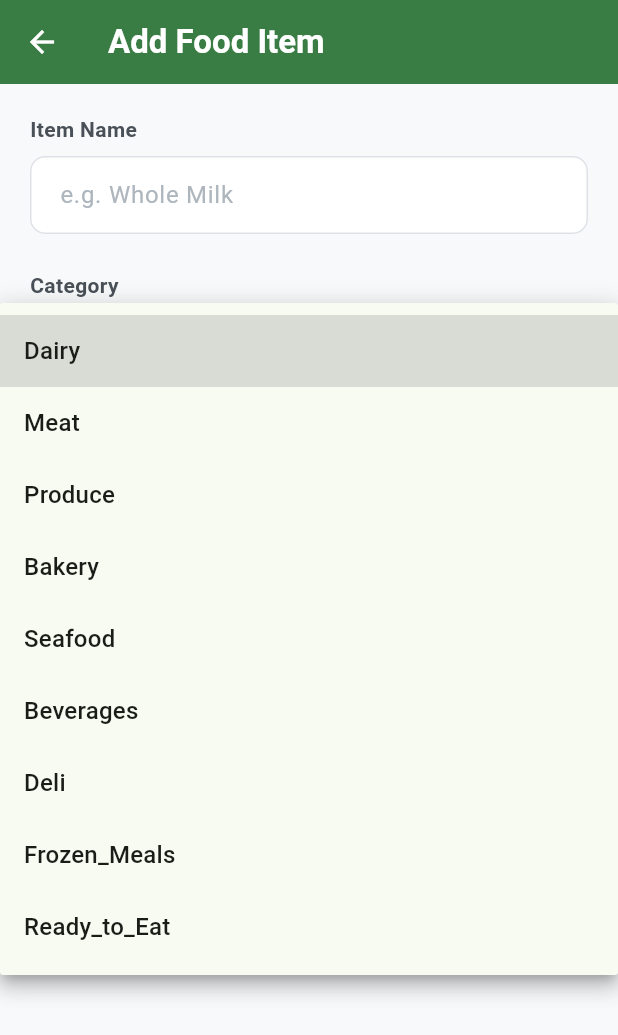
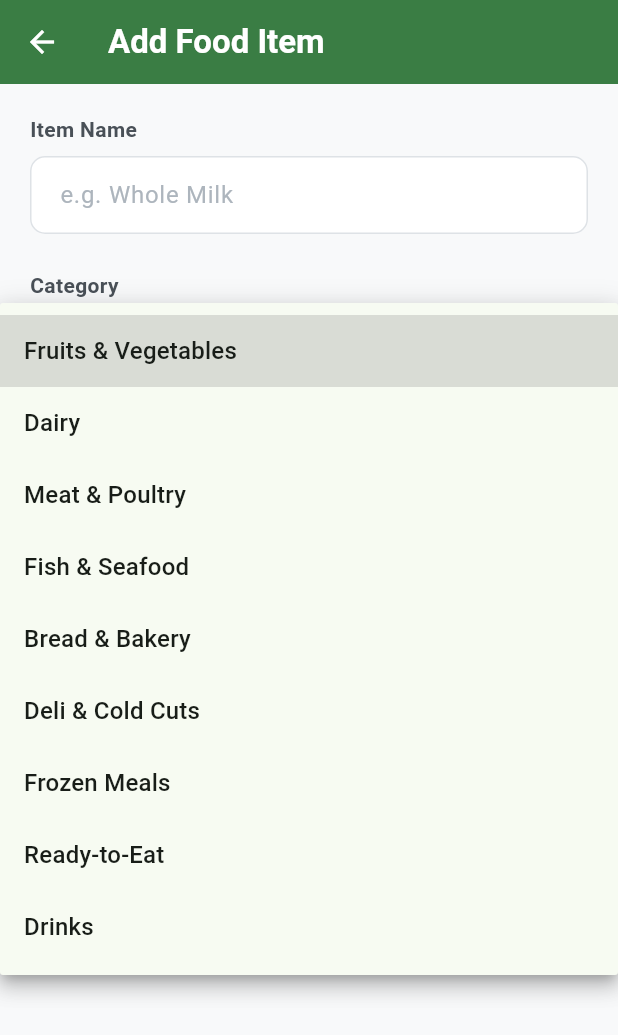
Before and after one commit to stanleywijayaa/shelf_sense, a Flutter app: the AddItemScreen screen opened directly, after a tap on "Select a category", on a phone screen of 412 x 824 dp. Shown: the top 1035 px of the screen. Run offline on Flutter 3.47's test engine with Material 3 defaults, Android fonts, the phone set to English and light mode, and no system bars; our stand-ins replace cloud_firestore, firebase_core, flutter_local_notifications, timezone; accounts and stored records are empty.

Commit message:
refactor the category labels in the ui so its easier to understand, no underscores, apply the labels on item cards, item detail, and dashboard rows

```diff
--- /dev/null
+++ b/lib/core/constants/food_categories.dart
@@ -0,0 +1,44 @@
+/// Food categories used across the app.
+///
+/// IMPORTANT — two-layer design:
+///   * `values`  are the RAW strings the ML model was trained on and that
+///     get written to Firestore (e.g. "Frozen_Meals"). These must NEVER
+///     change, or predictions and recipe matching break.
+///   * `label()` returns the friendly text shown to the user
+///     (e.g. "Frozen Meals"). Display only.
+///
+/// This keeps the underscores and supermarket jargon out of the UI while
+/// preserving exact train/serve consistency underneath.
+class FoodCategories {
+  /// The nine categories the model knows, in the order shown to users.
+  static const List<String> values = [
+    'Produce',
+    'Dairy',
+    'Meat',
+    'Seafood',
+    'Bakery',
+    'Deli',
+    'Frozen_Meals',
+    'Ready_to_Eat',
+    'Beverages',
+  ];
+
+  static const Map<String, String> _labels = {
+    'Produce': 'Fruits & Vegetables',
+    'Dairy': 'Dairy',
+    'Meat': 'Meat & Poultry',
+    'Seafood': 'Fish & Seafood',
+    'Bakery': 'Bread & Bakery',
+    'Deli': 'Deli & Cold Cuts',
+    'Frozen_Meals': 'Frozen Meals',
+    'Ready_to_Eat': 'Ready-to-Eat',
+    'Beverages': 'Drinks',
+  };
+
+  /// Friendly display text for a stored category value.
+  /// Falls back to replacing underscores if an unknown value appears
+  /// (e.g. legacy data), so the UI never shows a raw "Some_Value".
+  static String label(String value) {
+    return _labels[value] ?? value.replaceAll('_', ' ');
+  }
+}
--- a/lib/screens/home/home_screen.dart
+++ b/lib/screens/home/home_screen.dart
@@ -1,5 +1,6 @@
 import 'package:flutter/material.dart';
 import '../../models/food_item.dart';
+import '../../core/constants/food_categories.dart';
 import '../../services/firestore_service.dart';
 import '../../core/theme/app_shadows.dart';
 import '../../widgets/risk_badge.dart';
@@ -408,7 +409,7 @@ class _AttentionItemRow extends StatelessWidget {
                             ),
                             const SizedBox(height: 3),
                             Text(
-                              '${item.category} · $daysLabel',
+                              '${FoodCategories.label(item.category)} · $daysLabel',
                               style: const TextStyle(
                                 fontSize: 12.5,
                                 color: Color(0xFF868E96),
--- a/lib/screens/inventory/add_item_screen.dart
+++ b/lib/screens/inventory/add_item_screen.dart
@@ -3,6 +3,7 @@ import 'package:intl/intl.dart';
 import '../../models/food_item.dart';
 import '../../services/firestore_service.dart';
 import '../../services/ml_service.dart';
+import '../../core/constants/food_categories.dart';
 
 class AddItemScreen extends StatefulWidget {
   /// If provided, the screen opens in "edit mode": fields are pre-filled
@@ -34,21 +35,9 @@ class _AddItemScreenState extends State<AddItemScreen> {
   String? _selectedCategory;
   String? _selectedStorage;
 
-  // These MUST match the categories the ML model was trained on
-  // (see ml_backend preprocessing). Sending a category the model never
-  // saw would produce a meaningless prediction, so the app only offers
-  // the model's known categories.
-  final List<String> _categories = [
-    'Dairy',
-    'Meat',
-    'Produce',
-    'Bakery',
-    'Seafood',
-    'Beverages',
-    'Deli',
-    'Frozen_Meals',
-    'Ready_to_Eat',
-  ];
+  // Raw model values live in FoodCategories.values; the dropdown shows
+  // FoodCategories.label(...) so users never see underscores/jargon.
+  final List<String> _categories = FoodCategories.values;
 
   final List<String> _storageTypes = [
     'Fridge',
@@ -275,7 +264,10 @@ class _AddItemScreenState extends State<AddItemScreen> {
                 value: _selectedCategory,
                 decoration: _inputDecoration(hint: 'Select a category'),
                 items: _categories
-                    .map((c) => DropdownMenuItem(value: c, child: Text(c)))
+                    .map((c) => DropdownMenuItem(
+                          value: c,
+                          child: Text(FoodCategories.label(c)),
+                        ))
                     .toList(),
                 onChanged: (value) =>
                     setState(() => _selectedCategory = value),
--- a/lib/screens/inventory/item_detail_screen.dart
+++ b/lib/screens/inventory/item_detail_screen.dart
@@ -1,6 +1,7 @@
 import 'package:flutter/material.dart';
 import 'package:intl/intl.dart';
 import '../../models/food_item.dart';
+import '../../core/constants/food_categories.dart';
 import '../../services/firestore_service.dart';
 import '../../widgets/risk_badge.dart';
 import 'add_item_screen.dart';
@@ -155,7 +156,7 @@ class ItemDetailScreen extends StatelessWidget {
                             ),
                             const SizedBox(height: 4),
                             Text(
-                              '${item.category} · ${item.storageType}',
+                              '${FoodCategories.label(item.category)} · ${item.storageType}',
                               style: const TextStyle(
                                 fontSize: 13,
                                 color: Color(0xFF868E96),
@@ -210,7 +211,7 @@ class ItemDetailScreen extends StatelessWidget {
             _DetailRow(
               icon: Icons.category_outlined,
               label: 'Category',
-              value: item.category,
+              value: FoodCategories.label(item.category),
             ),
             _DetailRow(
               icon: Icons.shelves,
--- a/lib/widgets/food_item_card.dart
+++ b/lib/widgets/food_item_card.dart
@@ -1,5 +1,6 @@
 import 'package:flutter/material.dart';
 import '../models/food_item.dart';
+import '../core/constants/food_categories.dart';
 import '../core/theme/app_shadows.dart';
 import 'risk_badge.dart';
 
@@ -108,7 +109,7 @@ class FoodItemCard extends StatelessWidget {
                             ),
                             const SizedBox(height: 4),
                             Text(
-                              '${item.category} · ${item.storageType}',
+                              '${FoodCategories.label(item.category)} · ${item.storageType}',
                               style: const TextStyle(
                                 fontSize: 12.5,
                                 color: Color(0xFF868E96),
```
